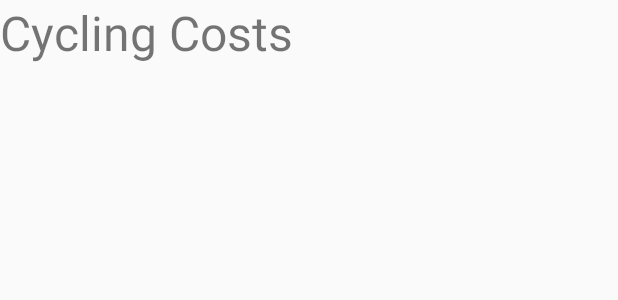
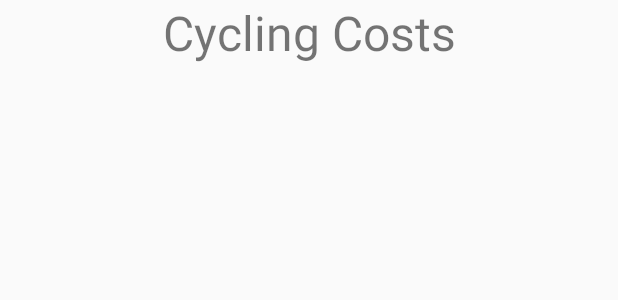
Before and after one commit to russell-knight/cycle-save, an Android app: the layout activity_costs.xml on its own in the app's theme, with its tools: preview values and no code run, on a phone screen of 412 x 824 dp. Shown: the top 300 px of the screen. Run offline under Robolectric (Android 15) with nearby library versions, the light colour scheme and no system bars.

```diff
--- /dev/null
+++ b/app/src/main/java/android/example/cyclesave/Cost.kt
@@ -0,0 +1,10 @@
+package android.example.cyclesave
+
+import java.time.LocalDate
+
+/**The Cost class is used to store data about costs incurred from cycling
+ * e.g name=Service, price=100, datePurchased=03/12/20*/
+
+class Cost(var name: String, var price: Number, var datePurchased: LocalDate) {
+
+}
--- a/app/src/main/res/layout/activity_costs.xml
+++ b/app/src/main/res/layout/activity_costs.xml
@@ -1,6 +1,7 @@
 <?xml version="1.0" encoding="utf-8"?>
 <androidx.constraintlayout.widget.ConstraintLayout
     xmlns:android="http://schemas.android.com/apk/res/android"
+    xmlns:app="http://schemas.android.com/apk/res-auto"
     xmlns:tools="http://schemas.android.com/tools"
     android:layout_width="match_parent"
     android:layout_height="match_parent">
@@ -12,6 +13,6 @@
         android:text="Cycling Costs"
         android:textAlignment="center"
         android:textSize="32sp"
-        tools:layout_editor_absoluteX="108dp"
-        tools:layout_editor_absoluteY="49dp" />
+        app:layout_constraintEnd_toEndOf="parent"
+        app:layout_constraintStart_toStartOf="parent" />
 </androidx.constraintlayout.widget.ConstraintLayout>
```
